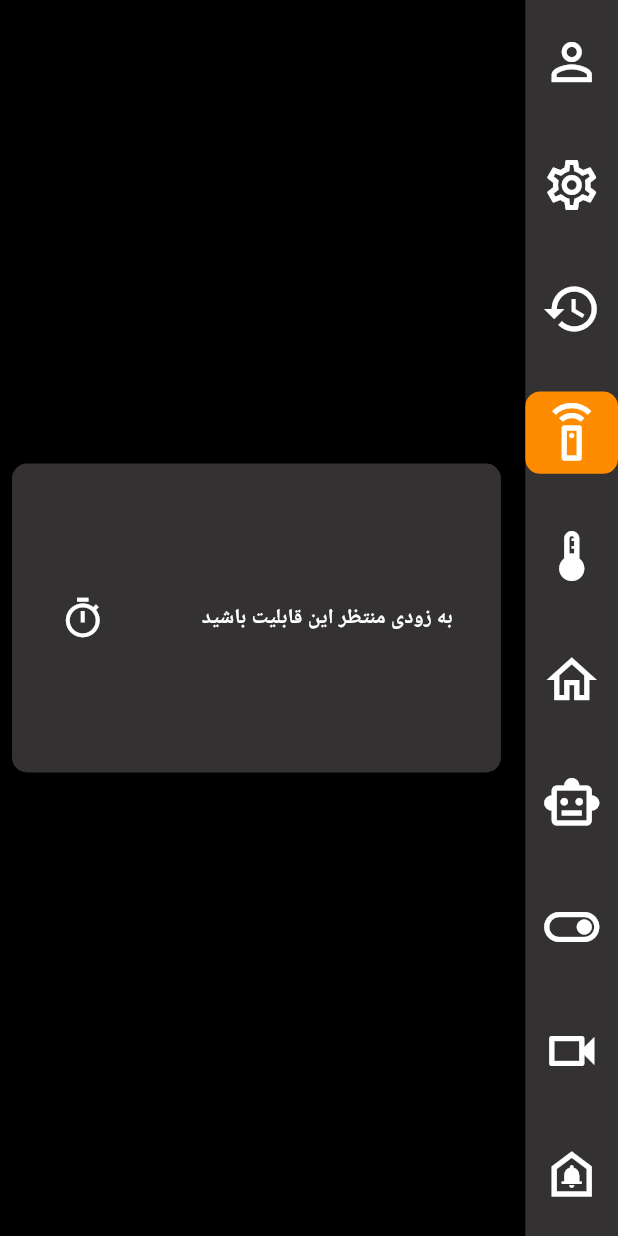
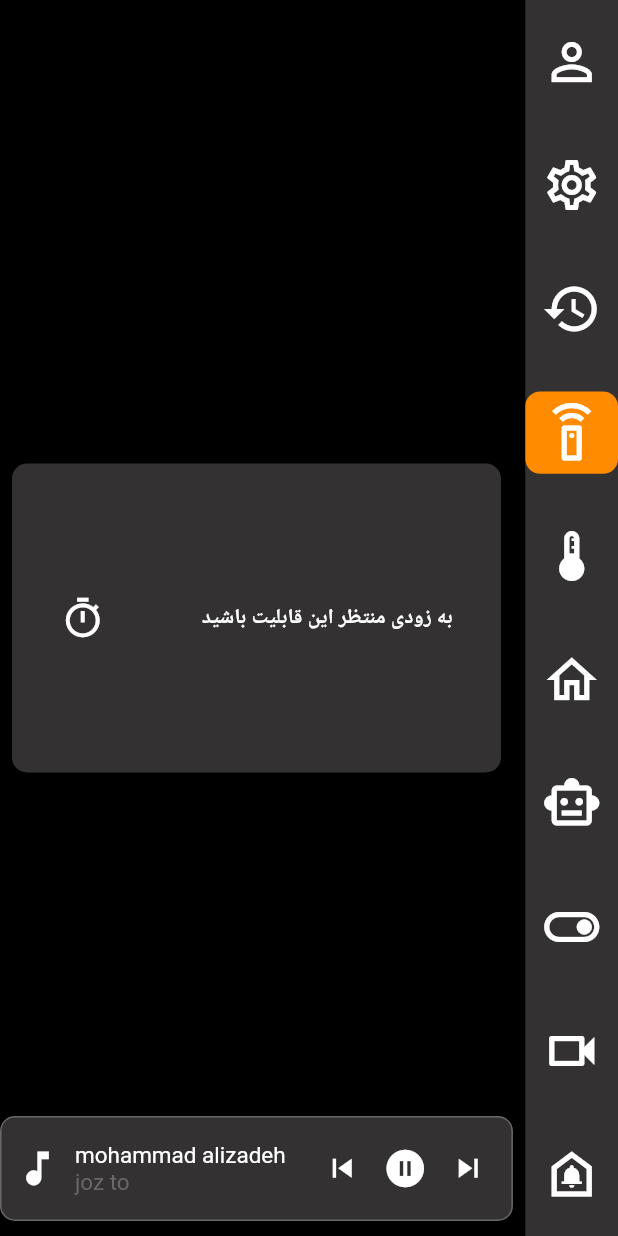
Before and after one commit to ralia79/vikav_phone, a Flutter app: the HomeScreen screen opened directly, after a tap on the "settings remote" icon, on a phone screen of 412 x 824 dp. Run offline on Flutter 3.47's test engine with Material 2 defaults, Android fonts, the phone set to English and light mode, and no system bars; our stand-ins replace fluttertoast, get, local_auth, sleek_circular_slider; missing offline and left inert: local_auth_android.

Commit message:
add quick access music

```diff
--- a/lib/pages/remote.dart
+++ b/lib/pages/remote.dart
@@ -6,7 +6,9 @@ class RemoteScreen extends StatelessWidget {
 
   @override
   Widget build(BuildContext context) {
-    return Container(
+    return Stack(
+      children: [
+        Container(
           color: Color.fromARGB(255, 0, 0, 0),
           child: Center(
             child: Padding(
@@ -31,6 +33,56 @@ class RemoteScreen extends StatelessWidget {
               ),
             ),
           ),
+        ),
+        Align(
+          alignment: Alignment.bottomCenter,
+          child: Container(
+            margin: EdgeInsets.only(bottom: 10.0),
+            width: Get.width,
+            height: 70.0,
+            decoration: BoxDecoration(
+            color: Color(0xFF333131),
+              borderRadius: BorderRadius.circular(10.0),
+              border: Border.all(width: 1 , color: Color.fromARGB(255, 104, 104, 104))
+            ),
+            child: Row(
+              crossAxisAlignment: CrossAxisAlignment.center,
+              mainAxisAlignment: MainAxisAlignment.spaceAround,
+              children: [
+                Row(
+                  children: [
+                    Icon(Icons.music_note , size: 30.0, color: Colors.white,),
+                SizedBox(
+                  width: 10.0,
+                ),
+                Column(
+                  mainAxisAlignment: MainAxisAlignment.center,
+                  crossAxisAlignment: CrossAxisAlignment.start,
+                  children: [
+                    Text("mohammad alizadeh" , style: TextStyle(color: Colors.white , fontSize: 15.0),) ,
+                    Text("joz to" , style: TextStyle(color: Color.fromARGB(255, 105, 105, 105) , fontSize: 15.0),)
+                  ],
+
+                ),
+                  ],
+                ),
+                Container(
+                  width: Get.width * 0.3,
+                  child: Row(
+                    mainAxisAlignment: MainAxisAlignment.spaceAround,
+                      children: [
+                        InkWell(child: Icon(Icons.skip_previous , color: Colors.white, size: 25.0,)),
+                        InkWell(child: Icon(Icons.pause_circle , color: Colors.white, size: 30.0,)),
+                        InkWell(child: Icon(Icons.skip_next , color: Colors.white, size: 25.0,)),
+                      ],
+                  ),
+                )
+              ],
+            ),
+
+          ),
+        ),
+      ],
     );
   }
 }
```
Lines whose indentation alone changed are shown as unchanged.
